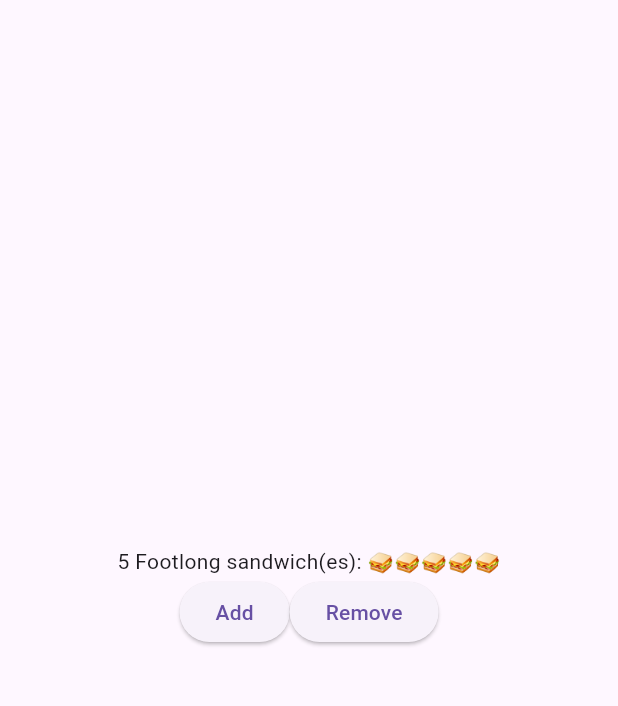
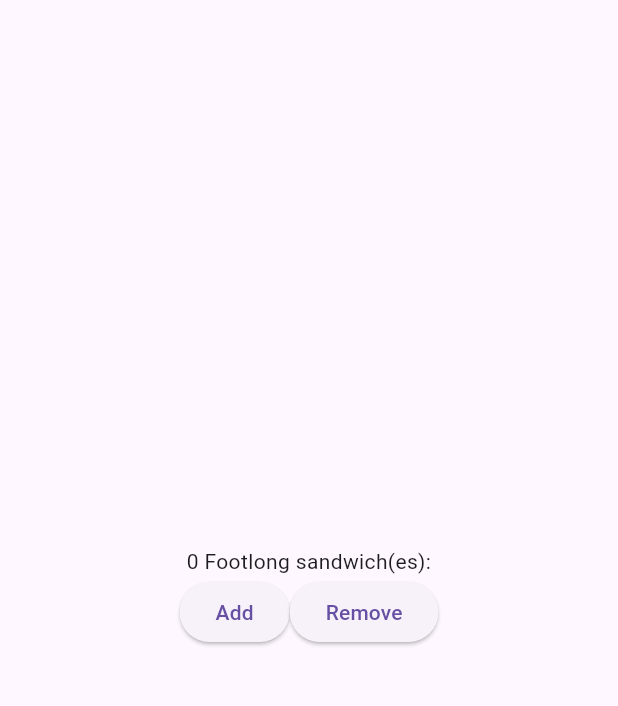
Before and after one commit to up2212102/sandwich_shop, a Flutter app: the screen it shows after launch, on a phone screen of 412 x 824 dp, the part 63-769 px from its top. Run offline on Flutter 3.47's test engine with Material 3 defaults, Android fonts, the phone set to English and light mode, and no system bars.

Commit message:
Use Order Screen in App

```diff
--- a/lib/main.dart
+++ b/lib/main.dart
@@ -5,41 +5,13 @@
 }
 
 class App extends StatelessWidget {
-  // Defines a widget named App that does not hold state
-  const App(
-      {super.key}); // Constructor for App, allowing an optional key for widget identification
+  const App({super.key});
 
-  @override // Indicates following method overrides a superclass
+  @override
   Widget build(BuildContext context) {
-    // The build method describes how to display a widget
-    return MaterialApp(
-      title: 'Sandwich Shop App', // Sets app title
-      home: Scaffold(
-        appBar: AppBar(title: const Text('Sandwich Counter')),
-        // The bit that you need to update starts from here
-        body: Center(
-          child: Column(
-            mainAxisAlignment: MainAxisAlignment.center,
-            children: [
-              const OrderItemDisplay(5, 'Footlong'),
-              Row(
-                mainAxisAlignment: MainAxisAlignment.center,
-                children: [
-                  ElevatedButton(
-                    onPressed: () => print('Add button pressed!'),
-                    child: const Text('Add'),
-                  ),
-                  ElevatedButton(
-                    onPressed: () => print('Remove button pressed!'),
-                    child: const Text('Remove'),
-                  ),
-                ],
-              ),
-            ],
-          ),
-        ),
-        // The bit that you need to update ends here
-      ),
+    return const MaterialApp(
+      title: 'Sandwich Shop App',
+      home: OrderScreen(maxQuantity: 5),
     );
   }
 }
```
